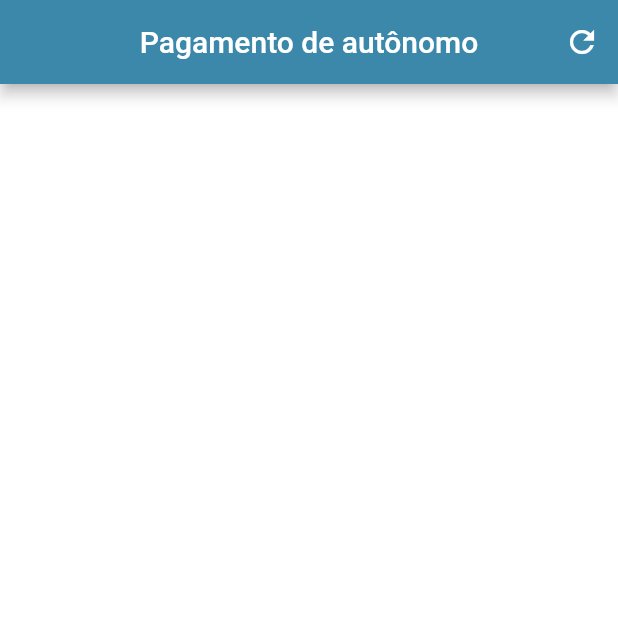
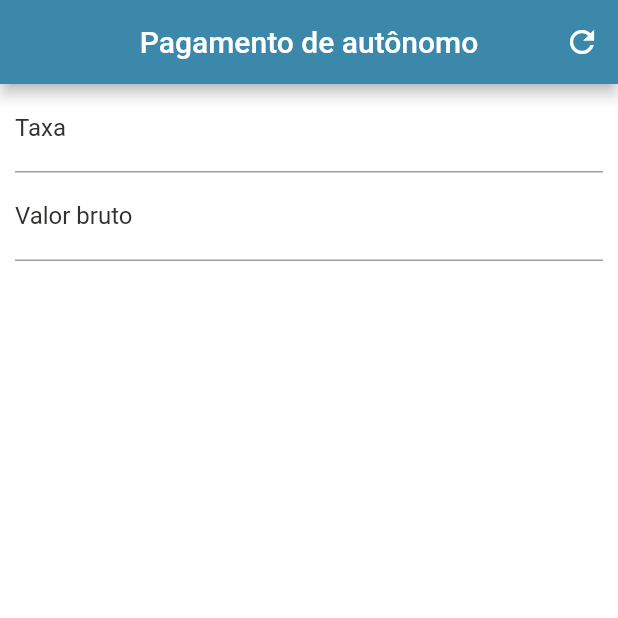
Before and after one commit to WillianFarias/flutter_calculadora_autonomo, a Flutter app: the screen it shows after launch, on a phone screen of 412 x 824 dp, the top half of it. Run offline on Flutter 3.47's test engine with Material 2 defaults, Android fonts, the phone set to English and light mode, and no system bars.

Commit message:
formulario e campos de valor e taxa

```diff
--- a/lib/main.dart
+++ b/lib/main.dart
@@ -33,6 +33,30 @@ class _HomeState extends State<Home> {
       backgroundColor: Colors.white,
       body: SingleChildScrollView(
         padding: EdgeInsets.fromLTRB(10.0, 0.0, 10.0, 0.0),
+        child: Form(
+          child: Column(
+            children: <Widget>[
+              TextFormField(
+                keyboardType: TextInputType.number,
+                decoration: InputDecoration(
+                  labelText: "Taxa",
+                  labelStyle: TextStyle(color: Color.fromARGB(255, 51, 49, 47)),
+                ),
+                textAlign: TextAlign.center,
+                style: TextStyle(color: Color.fromARGB(255, 51, 49, 47)),
+              ),
+              TextFormField(
+                keyboardType: TextInputType.number,
+                decoration: InputDecoration(
+                  labelText: "Valor bruto",
+                  labelStyle: TextStyle(color: Color.fromARGB(255, 51, 49, 47)),
+                ),
+                textAlign: TextAlign.center,
+                style: TextStyle(color: Color.fromARGB(255, 51, 49, 47)),
+              ),
+            ],
+          ),
+        ),
       ),
     );
   }
```
